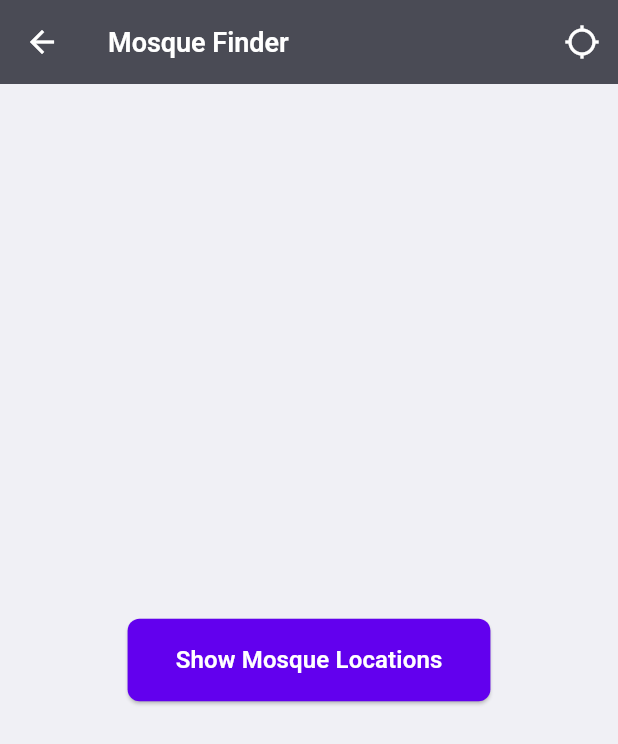
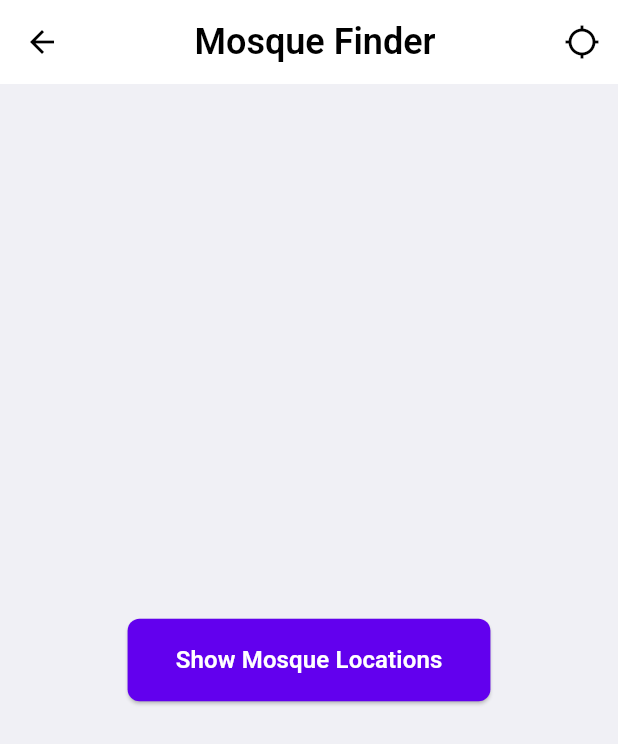
Before and after one commit to moinulislam0/muslim_pro, a Flutter app: the MosqueFinderScreen screen opened directly, on a phone screen of 412 x 824 dp. Shown: the top 744 px of the screen. Run offline on Flutter 3.47's test engine with Material 3 defaults, Android fonts, the phone set to English and light mode, and no system bars; our stand-ins replace flutter_svg.

Commit message:
Update mosque_location.dart

```diff
--- a/lib/mosque_location/mosque_location.dart
+++ b/lib/mosque_location/mosque_location.dart
@@ -265,29 +265,28 @@ class CustomAppBar extends StatelessWidget implements PreferredSizeWidget {
         statusBarColor: AppColors.appBarBackground,
         statusBarIconBrightness: Brightness.light,
       ),
-      backgroundColor: AppColors.appBarBackground,
+      backgroundColor: Colors.white,
       elevation: 0, // No shadow below the app bar
       automaticallyImplyLeading: false,
-      title: Text(
-        'Mosque Finder',
-        style: TextStyle(
-          color: AppColors.appBarText,
-          fontSize: 18.0, // Approximation
-          fontWeight: FontWeight.w600, // Approximation
+      title: Center(
+        child: Text(
+          'Mosque Finder',
+          style: TextStyle(
+            color: Colors.black,
+            fontSize: 24.0, // Approximation
+            fontWeight: FontWeight.w600, // Approximation
+          ),
         ),
       ),
       leading: IconButton(
-        icon: const Icon(Icons.arrow_back, color: AppColors.appBarText),
+        icon: const Icon(Icons.arrow_back, color: Colors.black),
         onPressed: () {
           // Action for back button
         },
       ),
       actions: [
         IconButton(
-          icon: const Icon(
-            Icons.location_searching,
-            color: AppColors.appBarText,
-          ),
+          icon: const Icon(Icons.location_searching, color: Colors.black),
           onPressed: () {
             // Action for compass/location icon
           },
```
